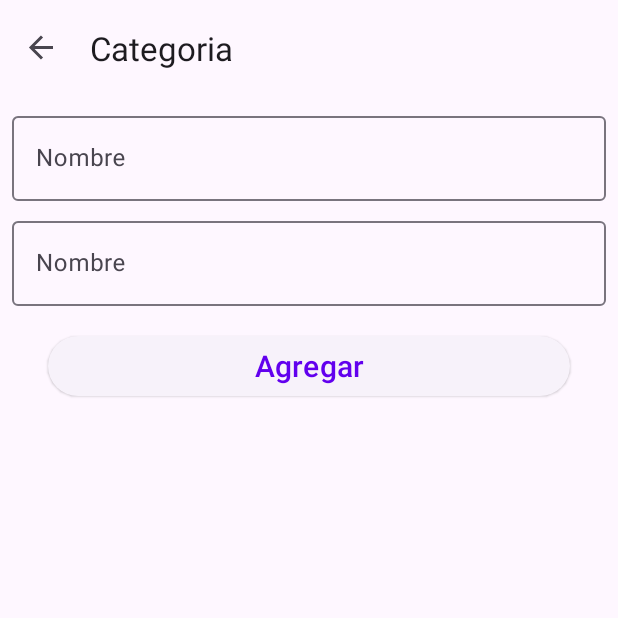
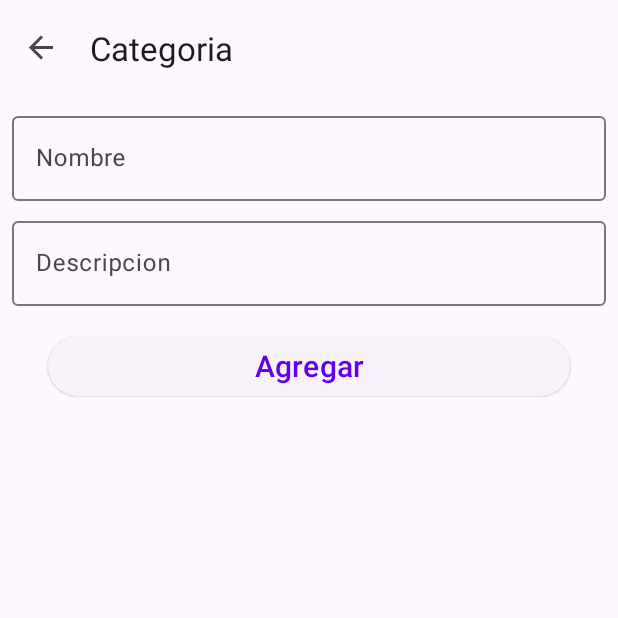
Before and after one commit to JoseFelixTheOne/dami, an Android app: the DetCatFragment screen opened through its navigation route, on a phone screen of 412 x 824 dp, the top half of it. Run offline under Robolectric (Android 15) with nearby library versions, the phone set to English and light mode, and no system bars; our stand-ins replace navigation-ui.

Commit message:
Cambio del det Cat usando string

```diff
--- a/app/src/main/res/layout/fragment_det_cat.xml
+++ b/app/src/main/res/layout/fragment_det_cat.xml
@@ -35,7 +35,7 @@ tools:context=".ui.view.fragment.DetCatFragment">
         android:layout_marginStart="8dp"
         android:layout_marginTop="8dp"
         android:layout_marginEnd="8dp"
-        android:hint="@string/nombre"
+        android:hint="@string/descripcion"
         app:layout_constraintEnd_toEndOf="parent"
         app:layout_constraintStart_toStartOf="parent"
         app:layout_constraintTop_toBottomOf="@+id/txtNombre">
```
